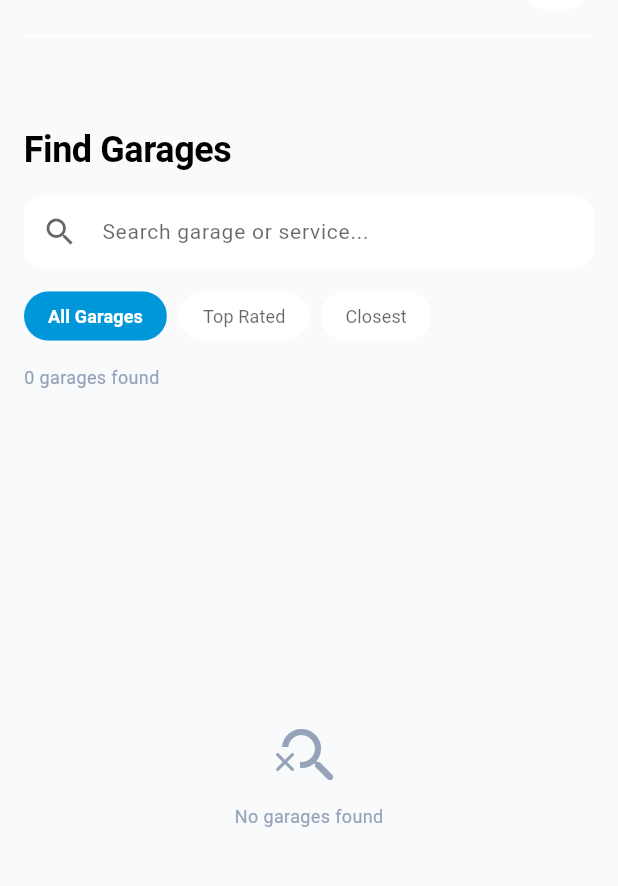
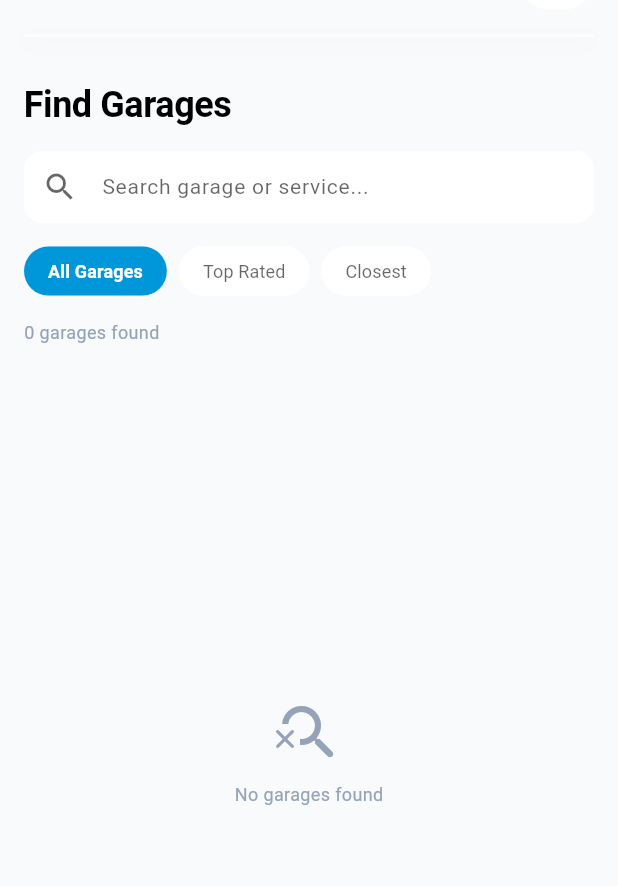
Before and after one commit to Bonaeineza31/Garage-Guru, a Flutter app: the FindGaragesScreen screen opened directly, on a phone screen of 412 x 824 dp, the part 77-963 px from its top. Run offline on Flutter 3.47's test engine with Material 3 defaults, Android fonts, the phone set to English and light mode, and no system bars; our stand-ins replace cloud_firestore, equatable, firebase_auth, firebase_core, flutter_bloc, font_awesome_flutter and 3 more; accounts and stored records are empty; Roboto replaces fonts that are missing (Poppins); project files that could hold a hidden picture were left out.

Commit message:
fix: reduce appBar height in FindGaragesScreen for improved layout

```diff
--- a/lib/screens/customer/find_garages_screen.dart
+++ b/lib/screens/customer/find_garages_screen.dart
@@ -55,7 +55,7 @@ class _FindGaragesScreenState extends State<FindGaragesScreen> {
         return Scaffold(
           backgroundColor: Theme.of(context).scaffoldBackgroundColor,
           appBar: PreferredSize(
-            preferredSize: const Size.fromHeight(120),
+            preferredSize: const Size.fromHeight(90),
              child: SafeArea(
               child: CustomerHeader(
               ),
```
